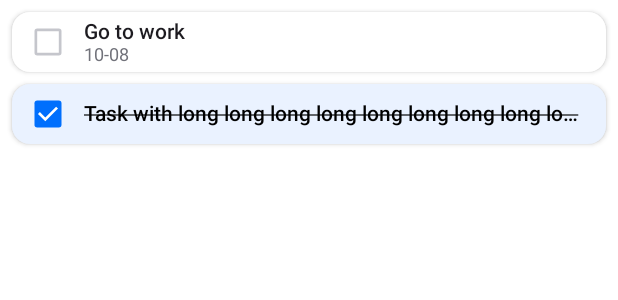
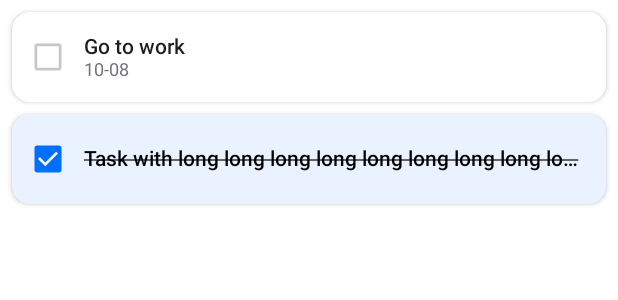
Before and after one commit to SenyaFresh/education-is-simple, an Android app built with Jetpack Compose: the @Preview function TaskCardPreview, on a phone screen of 412 x 824 dp. Shown: the top 300 px of the screen. Run offline under Robolectric (Android 15) with nearby library versions, the phone set to English and light mode, and no system bars.

Commit message:
Fixed task completion status in ui.

```diff
--- a/features/tasks/src/main/java/com/github/educationissimple/tasks/presentation/components/TaskCard.kt
+++ b/features/tasks/src/main/java/com/github/educationissimple/tasks/presentation/components/TaskCard.kt
@@ -13,8 +13,10 @@ import androidx.compose.material3.Checkbox
 import androidx.compose.material3.CheckboxDefaults
 import androidx.compose.material3.Text
 import androidx.compose.runtime.Composable
+import androidx.compose.runtime.DisposableEffect
 import androidx.compose.runtime.getValue
 import androidx.compose.runtime.mutableStateOf
+import androidx.compose.runtime.remember
 import androidx.compose.runtime.saveable.rememberSaveable
 import androidx.compose.runtime.setValue
 import androidx.compose.ui.Alignment
@@ -39,14 +41,14 @@ fun TaskCard(
     onTaskCompletionChange: (Boolean) -> Unit
 ) {
 
-    var checkBoxFlag by rememberSaveable { mutableStateOf(isCompleted) }
+    var checkBoxFlag by remember { mutableStateOf(isCompleted) }
 
     Card(
         colors = CardDefaults.cardColors(containerColor = if (checkBoxFlag) Highlight.Lightest else Neutral.Light.Lightest),
         elevation = CardDefaults.cardElevation(2.dp),
         modifier = modifier
             .fillMaxWidth()
-            .height(40.dp)
+            .height(60.dp)
     ) {
         Row(
             verticalAlignment = Alignment.CenterVertically,
@@ -57,8 +59,8 @@ fun TaskCard(
             Checkbox(
                 checked = checkBoxFlag,
                 onCheckedChange = {
+                    onTaskCompletionChange(it)
                     checkBoxFlag = it
-                    onTaskCompletionChange(it)
                 },
                 colors = CheckboxDefaults.colors(
                     uncheckedColor = Neutral.Light.Darkest,
```
